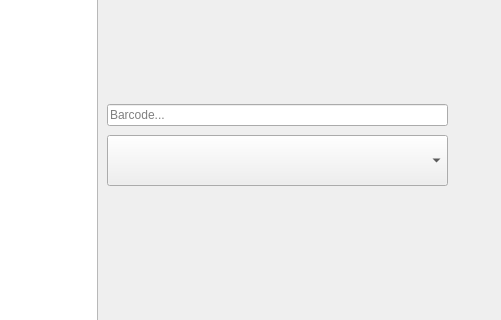
sadeqAlbana/Snono-ERP, file pos-fe/gui/tabs/cashiertab.ui: the form before one commit; both pictures show x 743 to 1244 and y 295 to 615 of the 1244 by 924 pixel window.
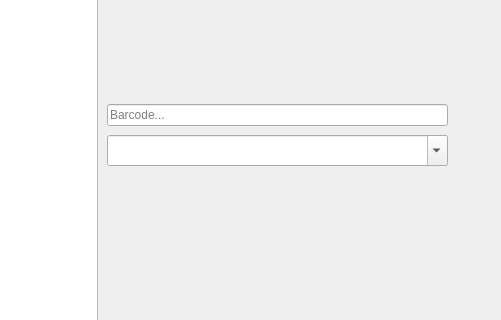
The form after the commit. Icons and pictures are not drawn. Custom widgets are drawn as their Qt base class.

Diff of the .ui file:
```diff
--- a/pos-fe/gui/tabs/cashiertab.ui
+++ b/pos-fe/gui/tabs/cashiertab.ui
@@ -265,11 +265,11 @@
      <x>850</x>
      <y>430</y>
      <width>341</width>
-     <height>51</height>
+     <height>31</height>
     </rect>
    </property>
    <property name="editable">
-    <bool>false</bool>
+    <bool>true</bool>
    </property>
   </widget>
  </widget>
```
